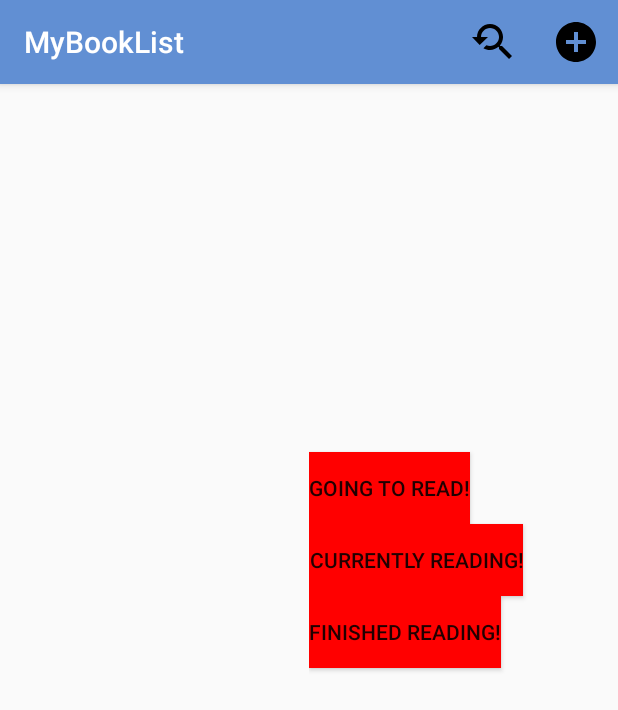
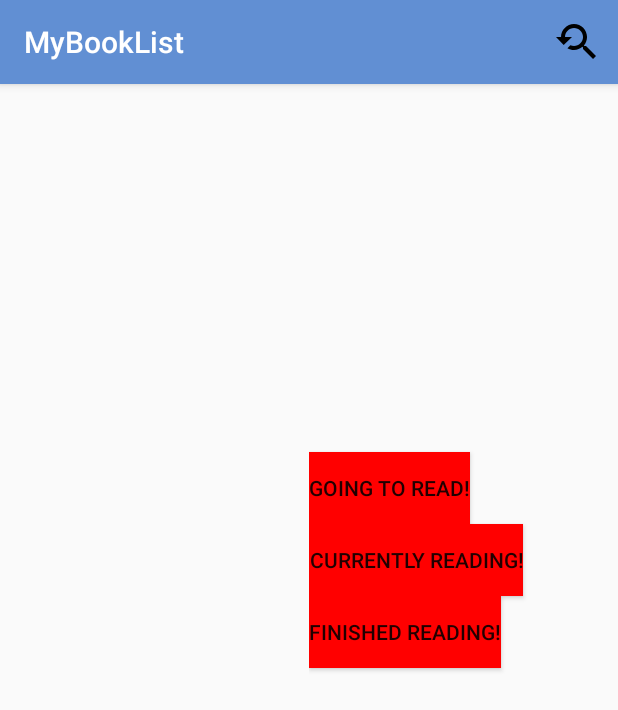
Before and after one commit to OSU-CS496-Sp2017/final-project-next-book-list, an Android app: the BookDetailActivity screen opened directly, with no data from a screen before it, after a tap on "View book on Goodreads", on a phone screen of 412 x 824 dp. Shown: the top 710 px of the screen. Run offline under Robolectric (Android 15) with nearby library versions, the phone set to English and light mode, and no system bars; pictures from the network do not load.

```diff
--- a/MyBookList/app/src/main/java/jimdandy/mybooklist/BookDetailActivity.java
+++ b/MyBookList/app/src/main/java/jimdandy/mybooklist/BookDetailActivity.java
@@ -182,10 +182,10 @@ public class BookDetailActivity extends AppCompatActivity {
             case R.id.action_search_goodreads:
                 viewBookOnWeb();
                 return true;
-            case R.id.action_add_to_list:
+            //case R.id.action_add_to_list:
                 //addBookToList();
                 //checkCurrentIsInDB();
-                return true;
+                //return true;
             default:
                 return super.onOptionsItemSelected(item);
         }
--- a/MyBookList/app/src/main/java/jimdandy/mybooklist/MainActivity.java
+++ b/MyBookList/app/src/main/java/jimdandy/mybooklist/MainActivity.java
@@ -230,25 +230,28 @@ implements GoodReadsSearchAdapter.OnSearchResultClickListener, LoaderManager.Loa
             case R.id.nav_close:
                 mDrawerLayout.closeDrawers();
                 return true;
+
             case R.id.nav_going_to_read:
                 mDrawerLayout.closeDrawers();
                 savedResultsIntent = new Intent(this, SavedSearchResultsActivity.class);
                 savedResultsIntent.putExtra("Going", "Going");
-                //getResources().ge
                 startActivity(savedResultsIntent);
                 return true;
+
             case R.id.nav_currently_reading:
                 mDrawerLayout.closeDrawers();
                 savedResultsIntent = new Intent(this, SavedSearchResultsActivity.class);
                 savedResultsIntent.putExtra("Current", "Current");
                 startActivity(savedResultsIntent);
                 return true;
+
             case R.id.nav_future_reading:
                 mDrawerLayout.closeDrawers();
                 savedResultsIntent = new Intent(this, SavedSearchResultsActivity.class);
                 savedResultsIntent.putExtra("Finished", "Finished");
                 startActivity(savedResultsIntent);
                 return true;
+
             default:
                 return false;
         }
--- a/MyBookList/app/src/main/res/menu/book_detailed_menu.xml
+++ b/MyBookList/app/src/main/res/menu/book_detailed_menu.xml
@@ -9,10 +9,10 @@
         android:title="@string/action_search_book_on_goodreads"
         app:showAsAction="ifRoom" />
 
-    <item
+    <!--<item
         android:id="@+id/action_add_to_list"
         android:icon="@drawable/ic_add_to_list"
         android:title="@string/action_add_book_to_list"
-        app:showAsAction="ifRoom" />
+        app:showAsAction="ifRoom" />-->
 
 </menu>
```
Also changed, not shown: MyBookList/app/src/main/java/jimdandy/mybooklist/SavedSearchResultsActivity.java (+13 -2 lines).
